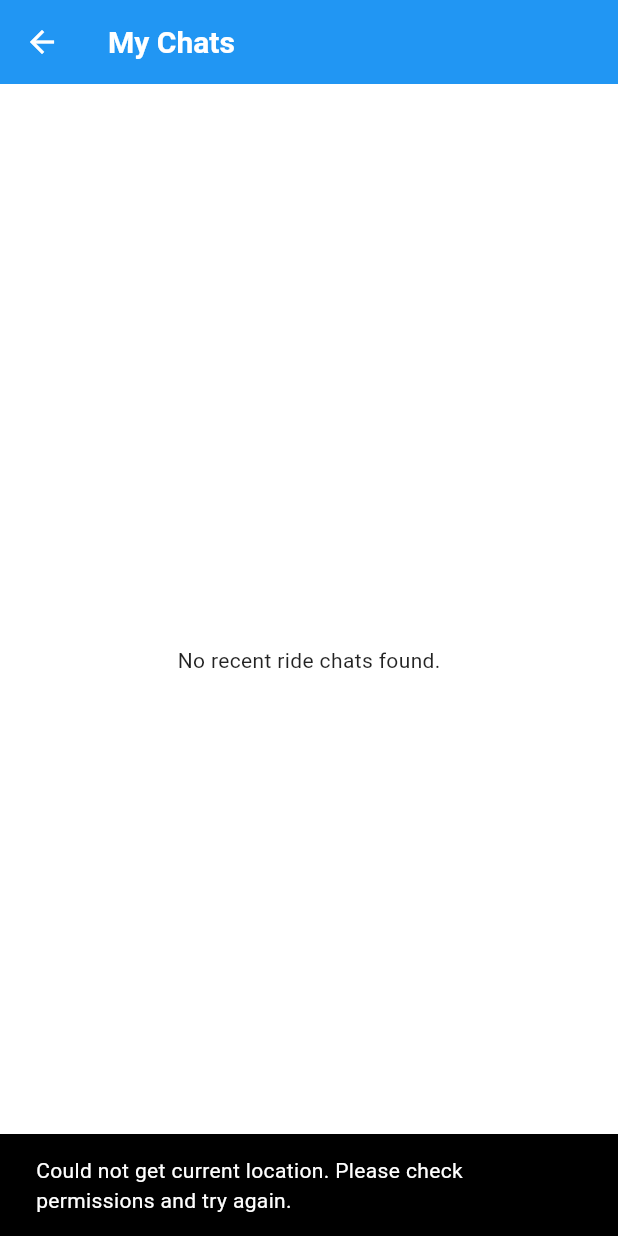
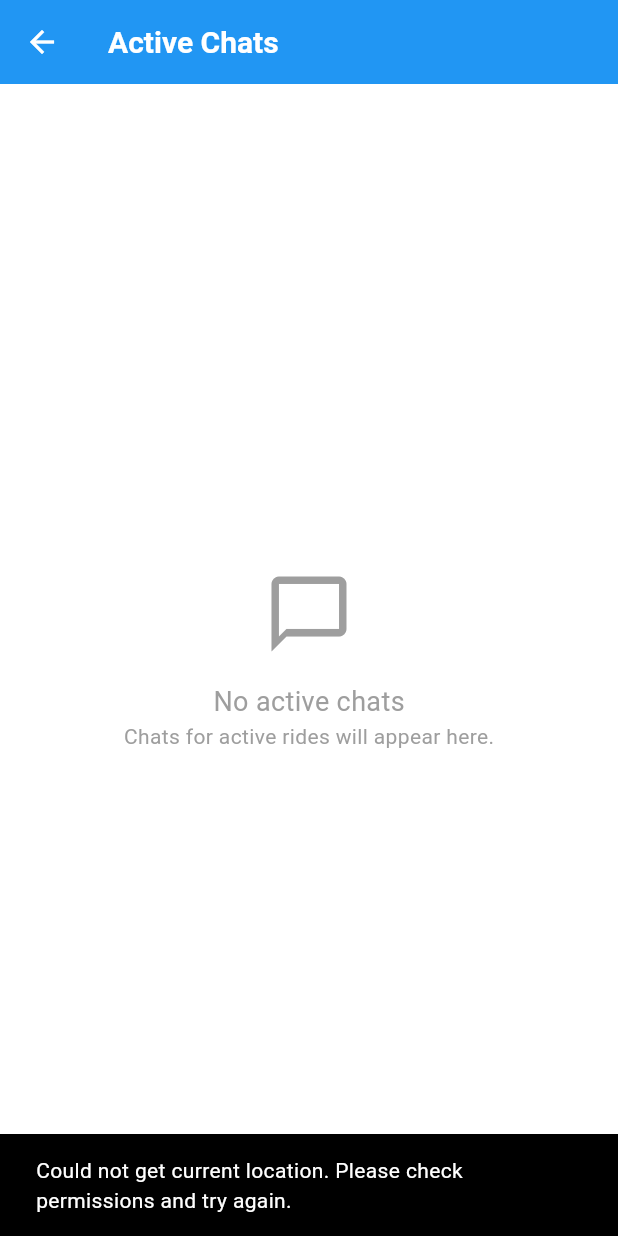
Before and after one commit to silayobosco/boda_boda_app, a Flutter app: the ChatListScreen screen opened directly, on a phone screen of 412 x 824 dp. Run offline on Flutter 3.47's test engine with Material 3 defaults, Android fonts, the phone set to English and light mode, and no system bars; our stand-ins replace cloud_firestore, cloud_functions, firebase_auth, firebase_core, firebase_messaging, firebase_storage and 10 more; missing offline and left inert: geoflutterfire3; accounts and stored records are empty.

Commit message:
feat(chat_list_screen): Enhance chat list functionality with user role-based filtering and improved loading states

```diff
--- a/lib/screens/chat_list_screen.dart
+++ b/lib/screens/chat_list_screen.dart
@@ -1,48 +1,77 @@
 import 'package:flutter/material.dart';
+import 'package:provider/provider.dart';
 import 'package:cloud_firestore/cloud_firestore.dart';
-import 'package:firebase_auth/firebase_auth.dart';
-import 'package:provider/provider.dart';
-import '../models/Ride_Request_Model.dart'; // Assuming you have this model
-import '../services/auth_service.dart'; // To get current user
-import '../widgets/chat_list_item.dart'; // Import the new ChatListItem
-import 'chat_screen.dart'; // Import ChatScreen for admin chat
-//import 'package:intl/intl.dart'; // For date formatting
+import '../models/Ride_Request_Model.dart';
+import '../services/auth_service.dart';
+import '../services/firestore_service.dart';
+import 'chat_screen.dart';
+import '../utils/ui_utils.dart'; // For styling
 
 class ChatListScreen extends StatefulWidget {
   const ChatListScreen({super.key});
 
   @override
-  State<ChatListScreen> createState() => _ChatListScreenState();
+  _ChatListScreenState createState() => _ChatListScreenState();
 }
 
 class _ChatListScreenState extends State<ChatListScreen> {
-  User? _currentUser;
+  final FirestoreService _firestoreService = FirestoreService();
+  String? _currentUserId;
+  String? _currentUserRole;
+  bool _isLoading = true;
 
   @override
   void initState() {
     super.initState();
-    _currentUser = Provider.of<AuthService>(context, listen: false).currentUser;
+    _loadUserData();
+  }
+
+  Future<void> _loadUserData() async {
+    // Use listen:false in initState
+    final authService = Provider.of<AuthService>(context, listen: false);
+    _currentUserId = authService.currentUser?.uid;
+    if (_currentUserId != null) {
+      _currentUserRole = await _firestoreService.getUserRole(_currentUserId!);
+    }
+    if (mounted) {
+      setState(() {
+        _isLoading = false;
+      });
+    }
+  }
+
+  Stream<List<RideRequestModel>> _getActiveChatsStream() {
+    if (_currentUserId == null || _currentUserRole == null) {
+      return Stream.value([]);
+    }
+
+    final fieldToQuery = _currentUserRole == 'Driver' ? 'driverId' : 'customerId';
+    const activeStatuses = ['accepted', 'goingToPickup', 'arrivedAtPickup', 'onRide'];
+    const pastStatuses = ['completed', 'cancelled_by_customer', 'cancelled_by_driver'];
+
+    return FirebaseFirestore.instance
+        .collection('rideRequests')
+        .where(fieldToQuery, isEqualTo: _currentUserId)
+        .where('status', whereIn: [...activeStatuses, ...pastStatuses]) // Combine both status sets
+        .orderBy('requestTime', descending: true) // Order by request time to show recent rides first
+        .snapshots()
+        .map((snapshot) => snapshot.docs
+            .map((doc) => RideRequestModel.fromJson(doc.data(), doc.id))
+            .toList());
   }
 
   @override
   Widget build(BuildContext context) {
-    final theme = Theme.of(context);
-
     return Scaffold(
       appBar: AppBar(
-        title: const Text('My Chats'),
+        title: const Text('Active Chats'),
       ),
-      body: _currentUser == null
-          ? const Center(child: Text('Please log in to see your chats.'))
-          : StreamBuilder<QuerySnapshot>(
-              stream: FirebaseFirestore.instance
-                  .collection('rideRequests')
-                  .where('customerId', isEqualTo: _currentUser!.uid)
-                  // Optionally, filter by statuses that make sense for active/recent chats
-                  // .where('status', whereIn: ['accepted', 'goingToPickup', 'arrivedAtPickup', 'onRide', 'completed'])
-                  .orderBy('requestTime', descending: true) // Show most recent rides first
-                  .limit(20) // Limit the number of chats shown initially
-                  .snapshots(),
+      body: _isLoading
+          ? const Center(child: CircularProgressIndicator())
+          : _currentUserId == null || _currentUserRole == null
+              ? const Center(child: Text('Could not load user data.'))
+              : StreamBuilder<List<RideRequestModel>>(
+                  stream: _getActiveChatsStream(),
                   builder: (context, snapshot) {
                     if (snapshot.connectionState == ConnectionState.waiting) {
                       return const Center(child: CircularProgressIndicator());
@@ -50,62 +79,71 @@ class _ChatListScreenState extends State<ChatListScreen> {
                     if (snapshot.hasError) {
                       return Center(child: Text('Error: ${snapshot.error}'));
                     }
-                if (!snapshot.hasData || snapshot.data!.docs.isEmpty) {
-                  return const Center(child: Text('No recent ride chats found.'));
+                    if (!snapshot.hasData || snapshot.data!.isEmpty) {
+                      return const Center(
+                        child: Column(
+                          mainAxisAlignment: MainAxisAlignment.center,
+                          children: [
+                            Icon(Icons.chat_bubble_outline, size: 60, color: Colors.grey),
+                            verticalSpaceMedium,
+                            Text(
+                              'No active chats',
+                              style: TextStyle(fontSize: 18, color: Colors.grey),
+                            ),
+                            Text(
+                              'Chats for active rides will appear here.',
+                              style: TextStyle(color: Colors.grey),
+                            ),
+                          ],
+                        ),
+                      );
                     }
 
-                final rideDocs = snapshot.data!.docs;
+                    final activeRides = snapshot.data!;
 
-                return ListView.separated(
-                  itemCount: rideDocs.length + 1, // +1 for the Admin Chat ListTile
-                  separatorBuilder: (context, index) => const Divider(height: 1),
+                    return ListView.builder(
+                      itemCount: activeRides.length,
                       itemBuilder: (context, index) {
-                    if (index == 0) {
-                      // Admin Chat ListTile
-                      const adminUid = "YOUR_ADMIN_UID_HERE"; // Replace with actual Admin UID
-                      if (adminUid == "YOUR_ADMIN_UID_HERE") {
-                        // Placeholder if admin UID is not set, to avoid errors.
-                        // In a real app, you might fetch this from a config or hide the option.
+                        final ride = activeRides[index];
+                        final isDriver = _currentUserRole == 'Driver';
+
+                        final recipientId = isDriver ? ride.customerId : ride.driverId;
+                        final recipientName = isDriver ? ride.customerName : ride.driverName;
+                        final recipientImageUrl = isDriver ? ride.customerProfileImageUrl : ride.driverProfileImageUrl;
+
+                        // A ride might be accepted before driver details are fully denormalized.
+                        if (recipientId == null || recipientName == null) {
                           return const ListTile(
-                          leading: Icon(Icons.support_agent),
-                          title: Text('Chat with Admin'),
-                          subtitle: Text('Admin support not configured.'),
-                          enabled: false,
+                            leading: CircleAvatar(child: Icon(Icons.person)),
+                            title: Text("Loading chat..."),
+                            subtitle: Text("Ride accepted"),
                           );
                         }
+
                         return ListTile(
-                        leading: Icon(Icons.support_agent, color: theme.colorScheme.primary),
-                        title: const Text('Chat with Admin Support'),
-                        trailing: Icon(Icons.chevron_right, color: theme.hintColor),
+                          leading: CircleAvatar(
+                            backgroundImage: recipientImageUrl != null && recipientImageUrl.isNotEmpty
+                                ? NetworkImage(recipientImageUrl)
+                                : null,
+                            child: recipientImageUrl == null || recipientImageUrl.isEmpty
+                                ? const Icon(Icons.person)
+                                : null
+                          ),
+                          title: Text(recipientName),
+                          subtitle: Text('Ride to: ${ride.dropoffAddressName ?? 'Destination'}'),
+                          trailing: const Icon(Icons.chevron_right),
                           onTap: () {
                             Navigator.push(
                               context,
                               MaterialPageRoute(
                                 builder: (context) => ChatScreen(
-                                // Use a conventional ID for admin chats
-                                rideRequestId: 'admin_chat_${_currentUser!.uid}',
-                                recipientId: adminUid,
-                                recipientName: 'Admin Support',
+                                  rideRequestId: ride.id!,
+                                  recipientId: recipientId,
+                                  recipientName: recipientName,
                                 ),
                               ),
                             );
                           },
-                      );
-                    }
-                    // Ride Chat ListItems
-                    final rideDoc = rideDocs[index - 1]; // Adjust index for rideDocs
-                    final ride = RideRequestModel.fromJson(rideDoc.data() as Map<String, dynamic>, rideDoc.id);
-
-                    if (ride.driverId == null || ride.driverId!.isEmpty) {
-                      return ListTile(
-                        title: Text(ride.dropoffAddressName ?? 'Ride to Destination'),
-                        subtitle: Text('Ride Status: ${ride.status} - No driver assigned yet.'),
-                        leading: Icon(Icons.directions_car, color: theme.colorScheme.secondary),
-                      );
-                    }
-                    return ChatListItem(
-                      ride: ride,
-                      currentUserId: _currentUser!.uid,
                         );
                       },
                     );
```
Lines whose indentation alone changed are shown as unchanged.
